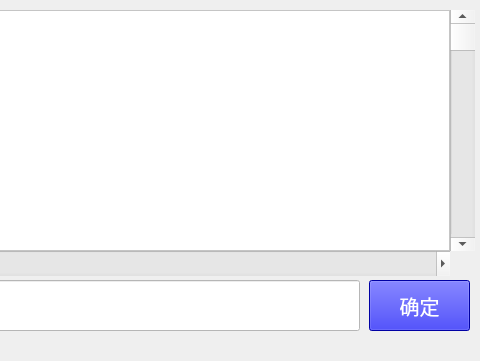
Old version of the form HighResolutionPrinter/filemanagechild.ui in the repository dxphmj/TwoCharPrinter; both pictures show x 581 to 1061 and y 0 to 361 of the 1061 by 761 pixel window.
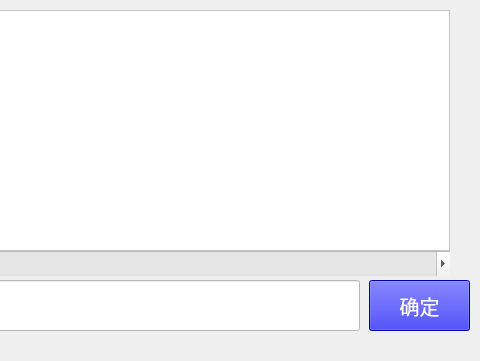
New version of the form. Custom widgets are drawn as their Qt base class.

```diff
--- a/HighResolutionPrinter/filemanagechild.ui
+++ b/HighResolutionPrinter/filemanagechild.ui
@@ -98,19 +98,6 @@
     <enum>Qt::Horizontal</enum>
    </property>
   </widget>
-  <widget class="QScrollBar" name="filePreVerScrollBar">
-   <property name="geometry">
-    <rect>
-     <x>1031</x>
-     <y>10</y>
-     <width>25</width>
-     <height>241</height>
-    </rect>
-   </property>
-   <property name="orientation">
-    <enum>Qt::Vertical</enum>
-   </property>
-  </widget>
   <widget class="QPushButton" name="loadSeleFileBut">
    <property name="geometry">
     <rect>
```
